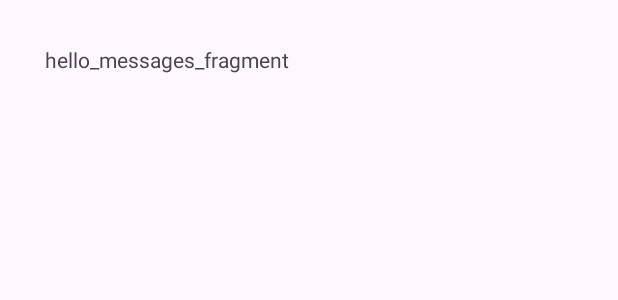
After one commit to sureshselvadurai/WallNut, an Android app: the layout fragment_messages_display.xml on its own in the app's theme, with its tools: preview values and no code run, on a phone screen of 412 x 824 dp. The commit adds this screen. Shown: the top 300 px of the screen. Run offline under Robolectric (Android 15) with nearby library versions, the phone set to English and light mode, and no system bars.

Commit message:
Fragment creation for Bottom Navigation

```diff
--- a/app/build.gradle.kts
+++ b/app/build.gradle.kts
@@ -38,6 +38,7 @@ android {
     }
     buildFeatures {
         compose = true
+        viewBinding = true
     }
     composeOptions {
         kotlinCompilerExtensionVersion = "1.5.3"
--- a/app/src/main/java/com/example/wallnut/helper/MessagesHelper.kt
+++ b/app/src/main/java/com/example/wallnut/helper/MessagesHelper.kt
@@ -28,10 +28,7 @@ class MessagesHelper {
             val c = 1;
         }
 
-        val configState1 = context.getSharedPreferences( "configState", Context.MODE_PRIVATE)
-        val messages = configState1?.getString("messages","")
-
-        return messages
+        return fileContents
     }
 
     companion object {
--- /dev/null
+++ b/app/src/main/res/layout/fragment_messages_display.xml
@@ -0,0 +1,14 @@
+<?xml version="1.0" encoding="utf-8"?>
+<FrameLayout xmlns:android="http://schemas.android.com/apk/res/android"
+    xmlns:tools="http://schemas.android.com/tools"
+    android:layout_width="match_parent"
+    android:layout_height="match_parent"
+    tools:context=".fragment.messagesDisplay">
+
+    <TextView
+        android:layout_width="match_parent"
+        android:layout_height="127dp"
+        android:padding="30dp"
+        android:text="hello_messages_fragment" />
+
+</FrameLayout>
--- a/app/src/main/res/menu/bottom_menu.xml
+++ b/app/src/main/res/menu/bottom_menu.xml
@@ -2,11 +2,11 @@
 <menu xmlns:android="http://schemas.android.com/apk/res/android">
 
     <item
-        android:id="@+id/reportstab"
+        android:id="@+id/reportsTab"
         android:title="Reports"
         android:icon="@drawable/baseline_analytics_24"/>
     <item
-        android:id="@+id/messagestab"
+        android:id="@+id/messagesTab"
         android:title="Messages"
         android:icon="@drawable/baseline_message_24"/>
 </menu>
```
Also changed, not shown: app/src/main/java/com/example/wallnut/activity/MainPageActivity.kt (+34 -1 lines), app/src/main/java/com/example/wallnut/fragment/messagesDisplay.kt (added, +19 -0 lines), app/src/main/java/com/example/wallnut/fragment/reportDisplay.kt (added, +25 -0 lines), app/src/main/res/drawable/baseline_post_add_24.xml (added, +9 -0 lines), app/src/main/res/layout/fragment_report_display.xml (added, +14 -0 lines), app/src/main/res/layout/main_page.xml (+19 -4 lines).
